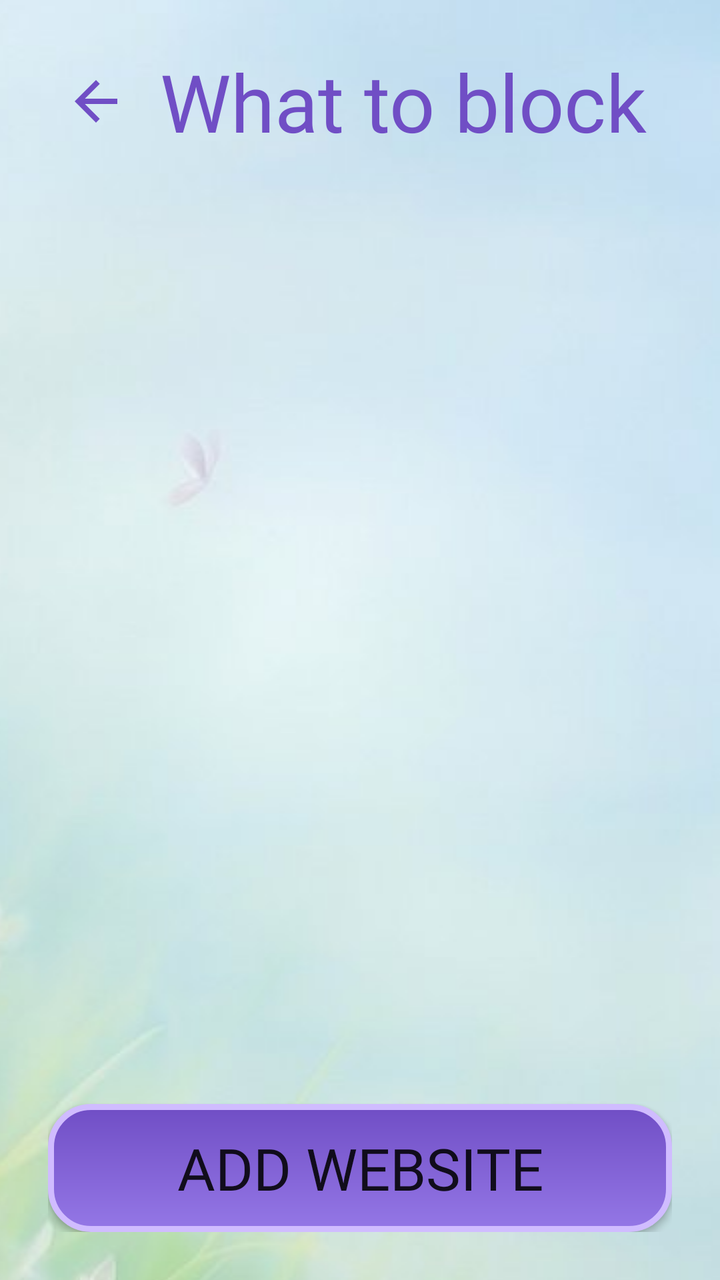
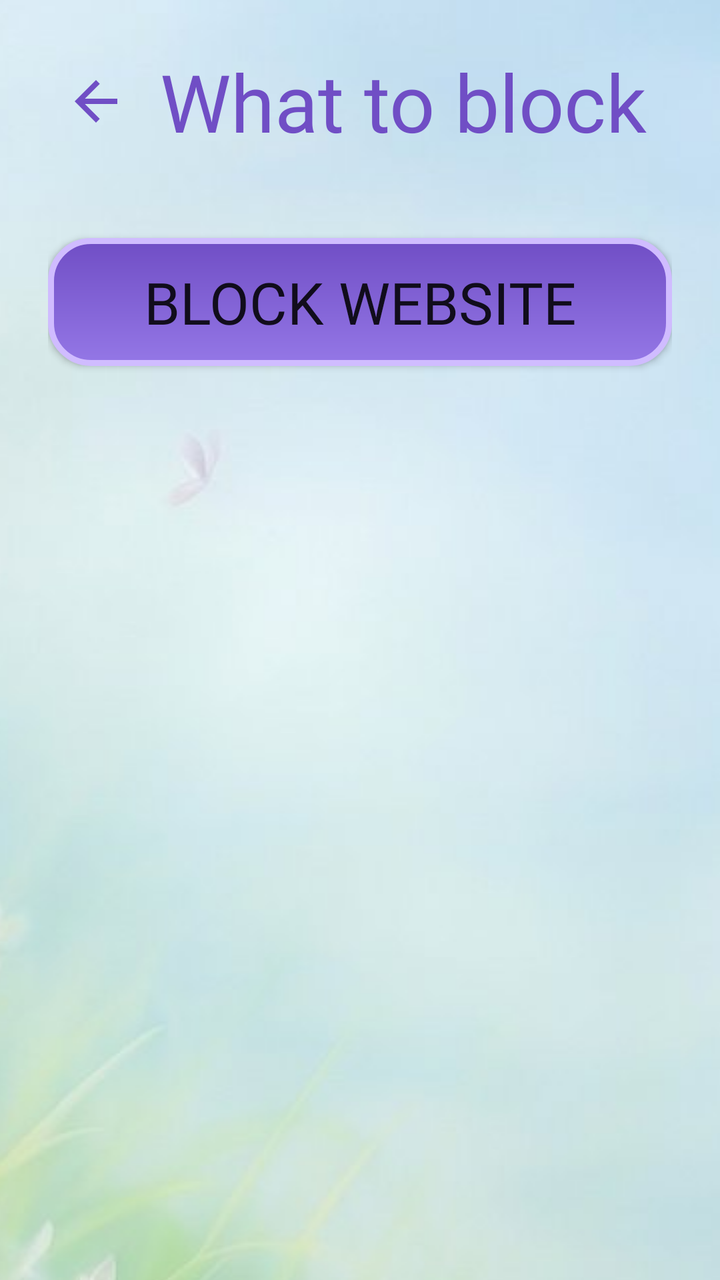

Before-and-after screenshots of an Android layout around one commit, followed by the original layout XML and the change that was made.
<!-- AndroidManifest.xml: application theme android:Theme.Material.Light.NoActionBar -->
<!-- res/layout/activity_app_picker.xml -->
<?xml version="1.0" encoding="utf-8"?>
<LinearLayout xmlns:android="http://schemas.android.com/apk/res/android"
    android:layout_width="match_parent"
    android:layout_height="match_parent"
    android:orientation="vertical"
    android:padding="24dp"
    android:background="@drawable/activity_background">

    <LinearLayout
        android:layout_width="match_parent"
        android:layout_height="wrap_content"
        android:gravity="center_vertical"
        android:orientation="horizontal">

        <ImageButton
            android:id="@+id/btnBack"
            android:layout_width="48dp"
            android:layout_height="48dp"
            android:layout_marginEnd="8dp"
            android:background="?android:attr/selectableItemBackgroundBorderless"
            android:contentDescription="Back"
            android:src="@drawable/ic_back" />

        <TextView
            android:layout_width="0dp"
            android:layout_height="wrap_content"
            android:layout_weight="1"
            android:autoSizeMaxTextSize="40sp"
            android:autoSizeMinTextSize="24sp"
            android:autoSizeStepGranularity="1sp"
            android:autoSizeTextType="uniform"
            android:fontFamily="@font/super_frog"
            android:maxLines="1"
            android:text="What to block"
            android:textColor="@color/primary_dark"
            android:textSize="40sp" />
    </LinearLayout>

    <TextView
        android:id="@+id/tvCount"
        android:layout_width="match_parent"
        android:layout_height="wrap_content"
        android:paddingTop="8dp"
        android:paddingBottom="12dp"
        android:fontFamily="@font/super_frog"
        android:textSize="16sp" />

    
    <TextView
        android:id="@+id/tvLockNote"
        android:layout_width="match_parent"
        android:layout_height="wrap_content"
        android:paddingBottom="12dp"
        android:text="A session is running. You can add apps and websites to block. Anything already blocked stays blocked until it ends, except things you switch on during this visit, which you can still switch off until you leave this screen."
        android:textColor="@color/text_secondary"
        android:textSize="14sp"
        android:visibility="gone" />

    <FrameLayout
        android:layout_width="match_parent"
        android:layout_height="0dp"
        android:layout_weight="1">

        <ListView
            android:id="@+id/lvApps"
            android:layout_width="match_parent"
            android:layout_height="match_parent" />

        <TextView
            android:id="@+id/tvEmpty"
            android:layout_width="match_parent"
            android:layout_height="match_parent"
            android:gravity="center"
            android:fontFamily="@font/super_frog"
            android:text="No apps found"
            android:textSize="18sp"
            android:visibility="gone" />
    </FrameLayout>

    <Button
        android:id="@+id/btnAddSite"
        style="@style/BaseButtonStyle"
        android:layout_height="64dp"
        android:layout_marginTop="12dp"
        android:text="Add website" />
</LinearLayout>
<!-- resources referenced by this layout -->
<resources>
  <color name="primary_dark">#704EC5</color>
  <color name="text_secondary">#49454F</color>
  <!-- drawable activity_background (drawable) -->
  <?xml version="1.0" encoding="utf-8"?>
  <bitmap xmlns:android="http://schemas.android.com/apk/res/android"
      android:src="@drawable/background"
      android:gravity="center"
      android:tileMode="disabled" />
  <!-- drawable ic_back (drawable) -->
  <vector xmlns:android="http://schemas.android.com/apk/res/android"
      android:width="32dp"
      android:height="32dp"
      android:autoMirrored="true"
      android:viewportWidth="24"
      android:viewportHeight="24">
      <path
          android:fillColor="@color/primary_dark"
          android:pathData="M20,11H7.83l5.59,-5.59L12,4l-8,8 8,8 1.41,-1.41L7.83,13H20v-2z" />
  </vector>
  <style name="BaseButtonStyle">
          <item name="android:layout_width">match_parent</item>
          <item name="android:layout_height">match_parent</item>
          <item name="android:background">@drawable/base_button_shape</item>
          <item name="android:fontFamily">@font/super_frog</item>
          <item name="android:gravity">center_vertical|center_horizontal</item>
  
          <item name="android:autoSizeTextType">uniform</item>
          <item name="android:autoSizeMinTextSize">14sp</item>
          <item name="android:autoSizeMaxTextSize">30sp</item>
          <item name="android:autoSizeStepGranularity">5sp</item>
      </style>
  <!-- drawable background: jpg bitmap (drawable, 65327 bytes) -->
  <!-- drawable base_button_shape (drawable) -->
  <shape xmlns:android="http://schemas.android.com/apk/res/android"
      android:shape="rectangle">
  
      <gradient
          android:angle="270"
          android:startColor="@color/primary_dark"
          android:endColor="@color/primary"
          android:type="linear" />
  
      <corners android:radius="20dp" />
  
      <stroke
          android:width="3dp"
          android:color="@color/accent" />
  
  </shape>
  <color name="primary">#9477E6</color>
  <color name="accent">#D0BCFF</color>
</resources>

<!-- the commit's change to res/layout/activity_app_picker.xml (unified diff, before → after) -->
@@ -56,6 +56,13 @@
         android:textSize="14sp"
         android:visibility="gone" />
 
+    <Button
+        android:id="@+id/btnAddSite"
+        style="@style/BaseButtonStyle"
+        android:layout_height="64dp"
+        android:layout_marginBottom="12dp"
+        android:text="Block website" />
+
     <FrameLayout
         android:layout_width="match_parent"
         android:layout_height="0dp"
@@ -76,11 +83,4 @@
             android:textSize="18sp"
             android:visibility="gone" />
     </FrameLayout>
-
-    <Button
-        android:id="@+id/btnAddSite"
-        style="@style/BaseButtonStyle"
-        android:layout_height="64dp"
-        android:layout_marginTop="12dp"
-        android:text="Add website" />
 </LinearLayout>
